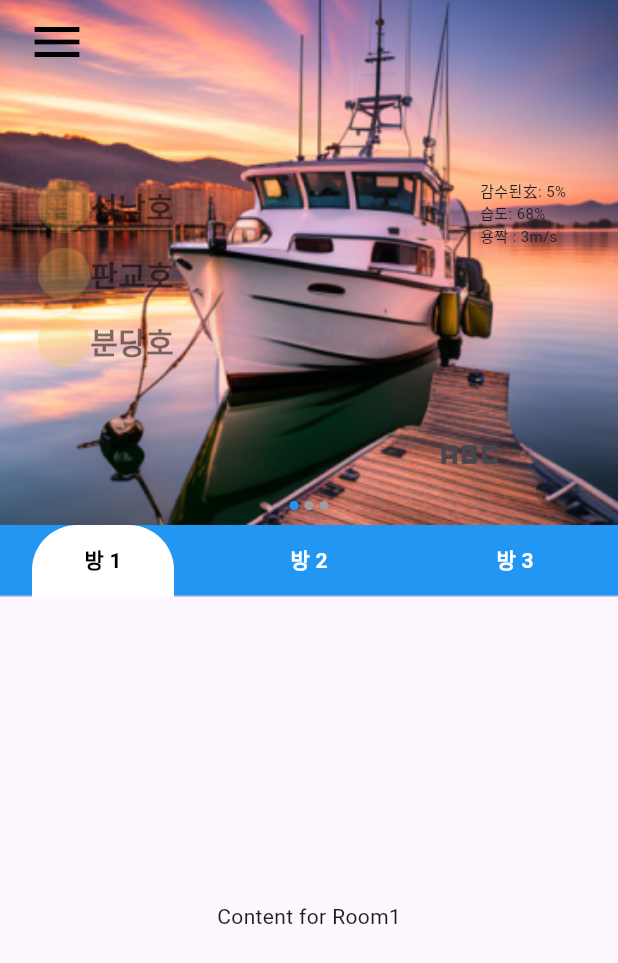
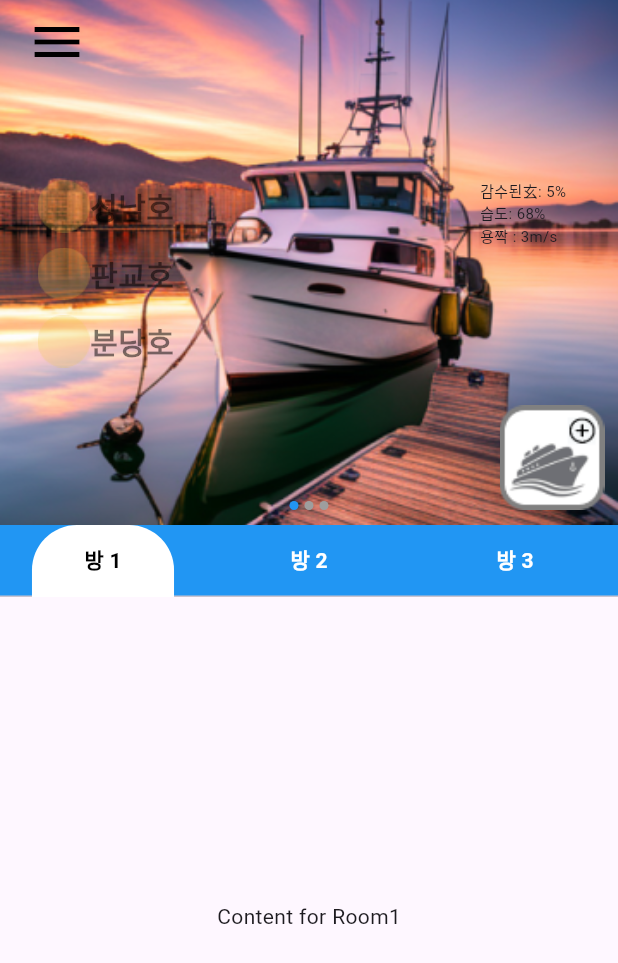
Before and after one commit to ThoNguyenIT/demo_92024, a Flutter app: the HomePage screen opened by its route, on a phone screen of 412 x 824 dp. Shown: the top 963 px of the screen. Run offline on Flutter 3.47's test engine with Material 3 defaults, Android fonts, the light colour scheme and no system bars; drawn by our look-alikes of flutter_image_slideshow; our stand-ins replace get.

Commit message:
home_v0.1

```diff
--- a/lib/app/controllers/home_controller.dart
+++ b/lib/app/controllers/home_controller.dart
@@ -1,6 +1,9 @@
-
 import 'package:get/get.dart';
 
 class HomeController extends GetxController {
+  var room1Switch = false.obs;
 
+  void toggleRoom1Switch(bool value) {
+    room1Switch.value = value;
+  }
 }
--- a/lib/app/ui/pages/home_page/home_page.dart
+++ b/lib/app/ui/pages/home_page/home_page.dart
@@ -43,6 +43,7 @@ class HomePage extends GetView<HomeController> {
                   child: Column(
                     crossAxisAlignment: CrossAxisAlignment.start,
                     children: [
+                      //TODO: set cứng vì ko có api nên lặp
                       Opacity(
                         opacity: 0.5,
                         child: Row(
@@ -127,18 +128,23 @@ class HomePage extends GetView<HomeController> {
                   top: 120,
                   left: 320,
                   child: Text(
+                    //TODO: set cứng vì ko có api nên lặp
                     '감수된玄: 5%\n습도: 68%\n용짝 : 3m/s',
                     style: TextStyle(fontSize: 10),
                   ),
                 ),
                 Positioned(
                   top: 270,
-                  left: 280,
-                  child: IconButton(
-                    onPressed: () {},
-                    icon: const Icon(
-                      Icons.abc_outlined,
-                      size: 50.0,
+                  left: 333,
+                  child: InkWell(
+                    onTap: () {
+                      print("Image button pressed");
+                    },
+                    child: Image.asset(
+                      'assets/images/ship_add.png',
+                      width: 70,
+                      height: 70,
+                      fit: BoxFit.cover,
                     ),
                   ),
                 ),
@@ -184,7 +190,6 @@ class HomePage extends GetView<HomeController> {
             const Expanded(
               child: TabBarView(
                 children: [
-                  //Room1Content(),
                   Center(child: Text("Content for Room1")),
                   Center(child: Text("Content for Room2")),
                   Center(child: Text("Content for Room3")),
--- a/lib/app/ui/pages/login_page/login_page.dart
+++ b/lib/app/ui/pages/login_page/login_page.dart
@@ -1,3 +1,5 @@
+// ignore_for_file: prefer_is_not_empty
+
 import 'package:flutter/material.dart';
 import 'package:get/get.dart';
 import '../../../controllers/login_controller.dart';
--- a/pubspec.yaml
+++ b/pubspec.yaml
@@ -12,6 +12,7 @@ dependencies:
   get: ^4.6.6
   flutter_image_slideshow: ^0.1.6
   buttons_tabbar: ^1.3.13
+  syncfusion_flutter_gauges: ^27.1.48
 
 dev_dependencies:
   flutter_test:
```
Also changed, not shown: lib/app/ui/pages/home_page/room1_page.dart (added), pubspec.lock.
